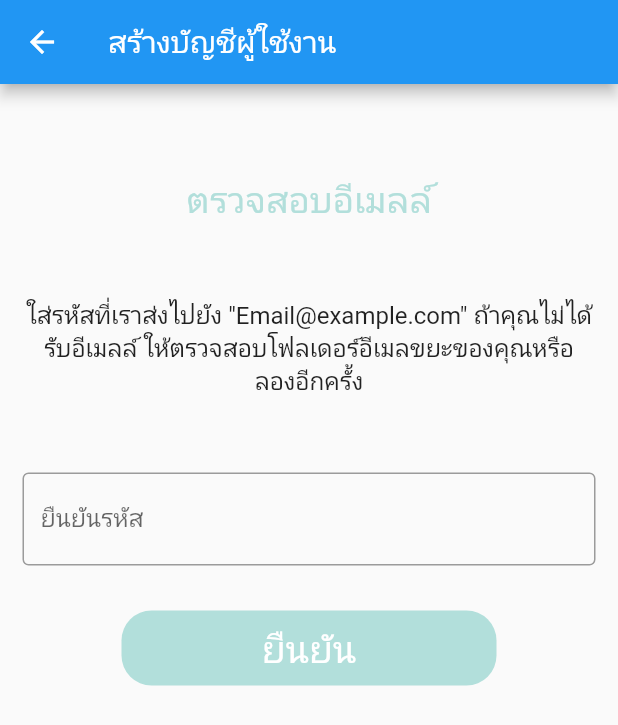
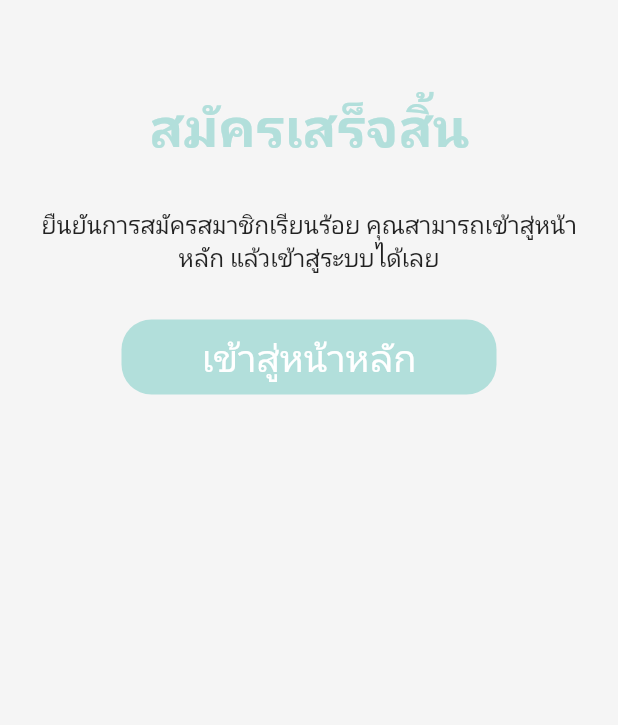
Before and after one commit to Atpolink/To-do-list-App, a Flutter app: the confirmemail screen opened directly, on a phone screen of 412 x 824 dp. Shown: the top 725 px of the screen. Run offline on Flutter 3.47's test engine with Material 2 defaults, Android fonts, the phone set to English and light mode, and no system bars; missing offline and left inert: dart:html.

Commit message:
update ver1

```diff
--- a/project/lib/confirmemail.dart
+++ b/project/lib/confirmemail.dart
@@ -11,9 +11,7 @@ class _confirmemailState extends State<confirmemail> {
   final formKey = GlobalKey<FormState>();
   Widget build(BuildContext context) {
     return Scaffold(
-      appBar: AppBar(
-        title: Text('สร้างบัญชีผู้ใช้งาน'),
-      ),
+      backgroundColor: Colors.grey[100],
       body: SingleChildScrollView(
         child: Column(
           children: <Widget>[
@@ -23,38 +21,28 @@ class _confirmemailState extends State<confirmemail> {
                 child: Container(
                   child: Center(
                     child: Text(
-                      'ตรวจสอบอีเมลล์',
-                      style: TextStyle(color: Colors.teal[100], fontSize: 24),
+                      'สมัครเสร็จสิ้น',
+                      style: TextStyle(
+                          color: Colors.teal[100],
+                          fontSize: 36,
+                          fontWeight: FontWeight.bold),
                     ),
                   ),
                 ),
               ),
             ),
             SizedBox(
-              height: 50,
+              height: 30,
             ),
             Padding(
               padding: EdgeInsets.symmetric(horizontal: 15),
               child: Text(
-                'ใส่รหัสที่เราส่งไปยัง "Email@example.com" ถ้าคุณไม่ได้รับอีเมลล์ ให้ตรวจสอบโฟลเดอร์อีเมลขยะของคุณหรือ ลองอีกครั้ง',
+                'ยืนยันการสมัครสมาชิกเรียนร้อย คุณสามารถเข้าสู่หน้าหลัก แล้วเข้าสู่ระบบได้เลย',
                 textAlign: TextAlign.center,
                 overflow: TextOverflow.ellipsis,
                 style: const TextStyle(
                     fontWeight: FontWeight.normal, fontSize: 16),
                 maxLines: 3,
-              ),
-            ),
-            SizedBox(
-              height: 50,
-            ),
-            Padding(
-              padding: EdgeInsets.symmetric(horizontal: 15),
-              child: TextField(
-                key: formKey,
-                decoration: InputDecoration(
-                    border: OutlineInputBorder(),
-                    labelText: 'ยืนยันรหัส',
-                    hintText: 'ป้อนรหัสยืนยัน'),
               ),
             ),
             SizedBox(
@@ -72,7 +60,7 @@ class _confirmemailState extends State<confirmemail> {
                       context, MaterialPageRoute(builder: (_) => LoginDemo()));
                 },
                 child: Text(
-                  'ยืนยัน',
+                  'เข้าสู่หน้าหลัก',
                   style: TextStyle(color: Colors.white, fontSize: 25),
                 ),
               ),
--- a/project/lib/main.dart
+++ b/project/lib/main.dart
@@ -1,5 +1,5 @@
 import 'package:flutter/material.dart';
-import 'package:logindemo/database.dart';
+//import 'package:logindemo/database.dart';
 import 'apply.dart';
 import 'HomePage.dart';
 import 'password.dart';
@@ -31,7 +31,7 @@ class _LoginDemoState extends State<LoginDemo> {
   Profile profile = Profile();
   Widget build(BuildContext context) {
     return Scaffold(
-      backgroundColor: Colors.white,
+      backgroundColor: Colors.grey[100],
       body: SingleChildScrollView(
         child: Column(
           children: <Widget>[
```
Also changed, not shown: project/lib/apply.dart (+19 -3 lines), project/lib/birthday.dart (+10 -3 lines), project/lib/work.dart (added, +36 -0 lines).
